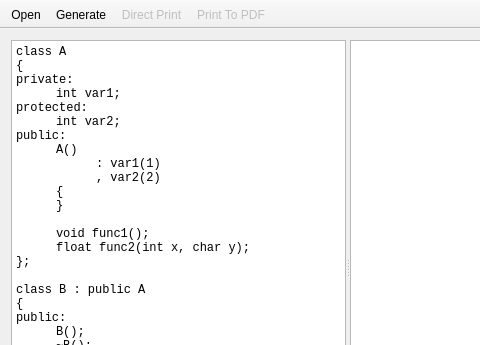
Qt form MainWindow.ui (Denterosent/qtroad) before a commit; both pictures show x 0 to 480 and y 0 to 345 of the 695 by 504 pixel window.
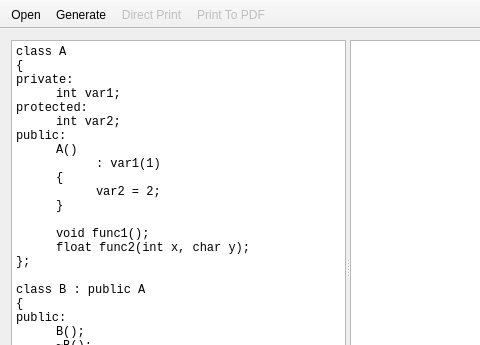
The same form after that commit.

Commit message: Better example code

Diff of the .ui file:
```diff
--- a/MainWindow.ui
+++ b/MainWindow.ui
@@ -36,8 +36,8 @@
 public:
 	A()
 		: var1(1)
-		, var2(2)
 	{
+		var2 = 2;
 	}
 
 	void func1();
```
